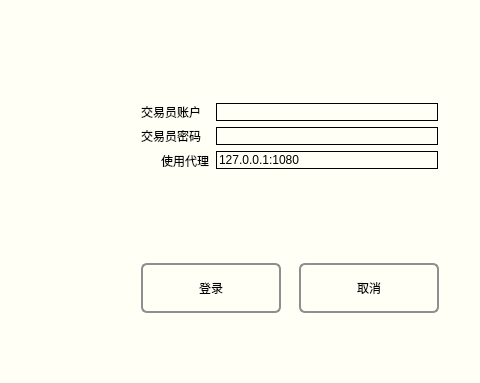
This is PyCTP_Client/PyCTP_ClientUI/QLogin.ui in yuwangying/PySgit as Qt 5 draws it before an edit; both pictures show x 401 to 881 and y 217 to 600 of the 881 by 600 pixel window. The edited form follows.
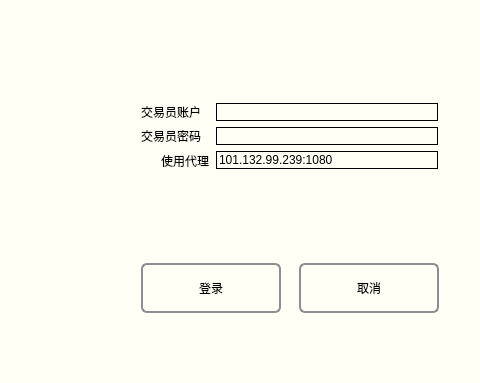
This is the edited form. Icons and pictures are not drawn.

The edit to the form file:
```diff
--- a/PyCTP_Client/PyCTP_ClientUI/QLogin.ui
+++ b/PyCTP_Client/PyCTP_ClientUI/QLogin.ui
@@ -192,7 +192,7 @@
         <string notr="true">border:1px solid black;</string>
        </property>
        <property name="text">
-        <string>127.0.0.1:1080</string>
+        <string>101.132.99.239:1080</string>
        </property>
       </widget>
      </item>
```
